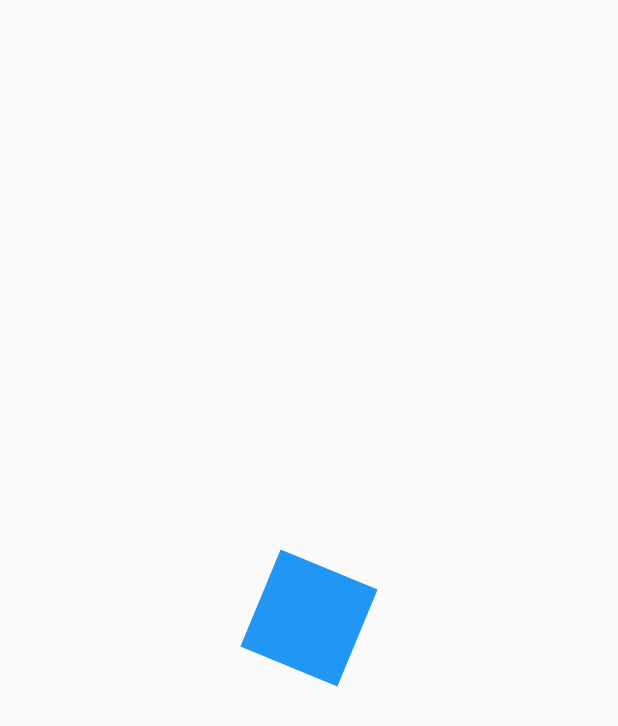
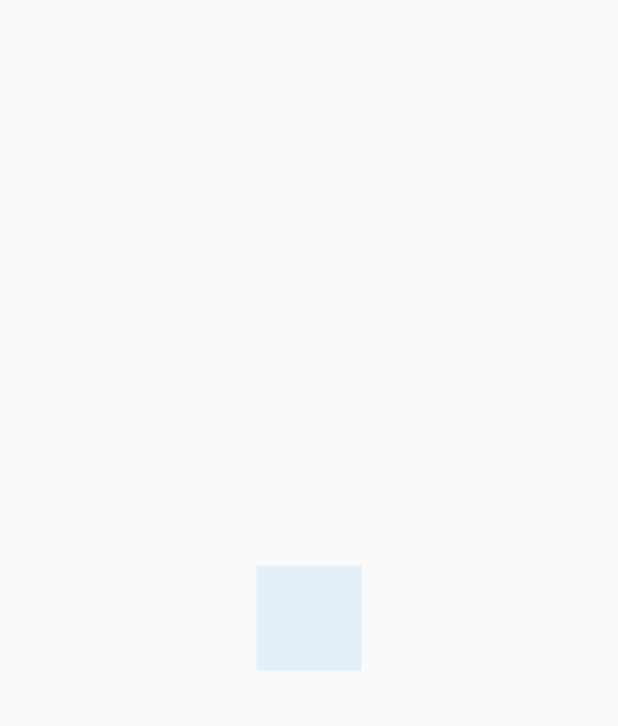
Before and after one commit to goncalveshigino/desenhos, a Flutter app: the screen it shows after launch, on a phone screen of 412 x 824 dp. Shown: the top 726 px of the screen. Run offline on Flutter 3.47's test engine with Material 2 defaults, Android fonts, the phone set to English and light mode, and no system bars.

Commit message:
Animacoes simultanias

```diff
--- a/lib/src/pages/animacoes_page.dart
+++ b/lib/src/pages/animacoes_page.dart
@@ -19,20 +19,27 @@ class QuadradoAnimado extends StatefulWidget {
 
 class _QuadradoAnimadoState extends State<QuadradoAnimado>
     with SingleTickerProviderStateMixin {
+
   AnimationController controller;
   Animation<double> rotacao;
+  Animation<double> opacidade;
 
   @override
   void initState() {
     controller = new AnimationController(
         vsync: this, duration: Duration(milliseconds: 4000));
 
-    rotacao = Tween(begin: 0.0, end: 2 * Math.pi).animate(controller);
+    rotacao = Tween(begin: 0.0, end: 2 * Math.pi).animate(
+      CurvedAnimation( parent: controller, curve: Curves.easeOut)
+    );
+
+    opacidade = Tween(begin: 0.1, end: 1.0).animate(controller);
 
     controller.addListener(() {
       print('Status: ${controller.status}');
       if (controller.status == AnimationStatus.completed) {
-        controller.reverse();
+        //controller.reverse();
+        controller.reset();
       }
     });
 
@@ -53,8 +60,15 @@ class _QuadradoAnimadoState extends State<QuadradoAnimado>
 
     return AnimatedBuilder(
       animation: controller,
-      builder: (BuildContext context, Widget child) {
-        return Transform.rotate(angle: rotacao.value, child: _Rectangulo());
+      child: _Rectangulo(),
+      builder: (BuildContext context, Widget childRectangulo) {
+        return Transform.rotate(
+          angle: rotacao.value,
+          child: Opacity(
+            opacity: opacidade.value,
+            child: childRectangulo,
+          )
+        );
       },
     );
   }
```
